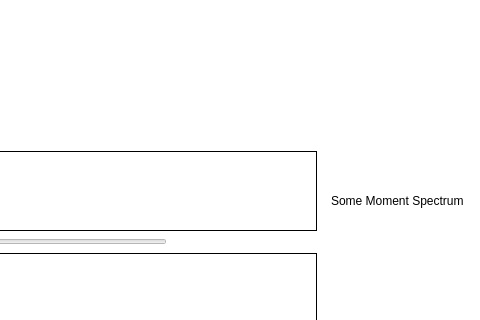
This is mainwindow.ui in AntonStark/fonoria as Qt 5 draws it before an edit; both pictures show x 299 to 779 and y 0 to 320 of the 1038 by 402 pixel window. The edited form follows.
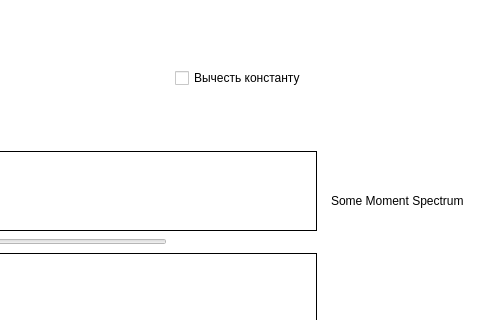
This is the edited form.

Commit message: первый способ определения фундаментальной

What changed in the file:
```diff
--- a/mainwindow.ui
+++ b/mainwindow.ui
@@ -547,6 +547,13 @@
          </property>
         </spacer>
        </item>
+       <item>
+        <widget class="QCheckBox" name="chkSubsConst">
+         <property name="text">
+          <string>Вычесть константу</string>
+         </property>
+        </widget>
+       </item>
        <item>
         <widget class="QLabel" name="lblCalcTime">
          <property name="text">
```
The commit also changes 1 other file.
